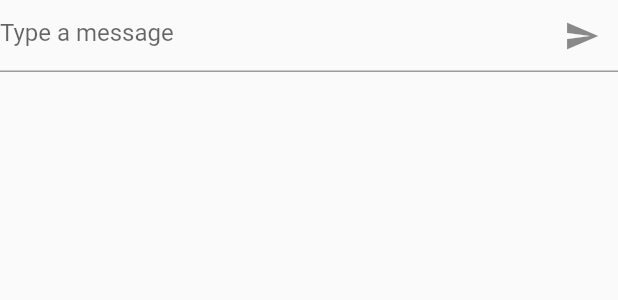
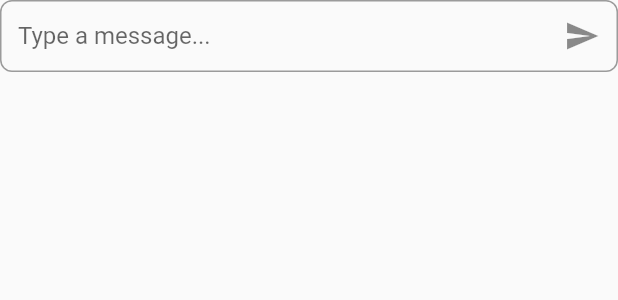
Before and after one commit to qloog/chatgpt_flutter, a Flutter app: the UserInputWidget widget shown alone on an empty page, opened directly, on a phone screen of 412 x 824 dp. Shown: the top 300 px of the screen. Run offline on Flutter 3.47's test engine with Material 2 defaults, Android fonts, the phone set to English and light mode, and no system bars; our stand-ins replace envied, floor, flutter_hooks, flutter_svg, freezed_annotation, go_router and 4 more; missing offline and left inert: flutter_math_fork, markdown, markdown_widget, openai_api, record, tiktoken; accounts and stored records are empty; generated files the repository leaves out were written again.

Commit message:
feat: add animation for send button

```diff
--- a/lib/widgets/chat_input.dart
+++ b/lib/widgets/chat_input.dart
@@ -96,21 +96,34 @@ class UserInputWidget extends HookConsumerWidget {
     final controller = useTextEditingController();
 
     return TextField(
-      enabled: !uiState.requestLoading,
       controller: controller,
       decoration: InputDecoration(
-        hintText: "Type a message",
-        suffixIcon: IconButton(
-          icon: const Icon(
-            Icons.send,
+          contentPadding: const EdgeInsets.symmetric(horizontal: 12),
+          border: OutlineInputBorder(
+            borderRadius: BorderRadius.circular(8.0),
           ),
-          onPressed: () {
-            if (controller.text.isNotEmpty) {
-              _sendMessage(ref, controller);
-            }
-          },
-        ),
-      ),
+          hintText: 'Type a message...', // 提示文字
+          suffixIcon: SizedBox(
+            width: 40,
+            child: uiState.requestLoading
+                ? const Center(
+                    child: SizedBox(
+                      width: 24,
+                      height: 24,
+                      child: CircularProgressIndicator(
+                        strokeWidth: 2,
+                      ),
+                    ),
+                  )
+                : IconButton(
+                    onPressed: () {
+                      if (controller.text.trim().isNotEmpty) {
+                        _sendMessage(ref, controller);
+                      }
+                    },
+                    icon: const Icon(Icons.send),
+                  ),
+          )),
     );
   }
 }
```
